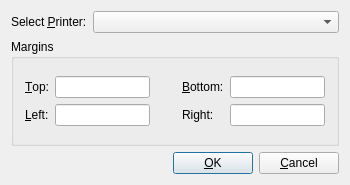
Old version of the form scribus/ui/useprintermarginsdialog.ui in the repository scribusproject/scribus.
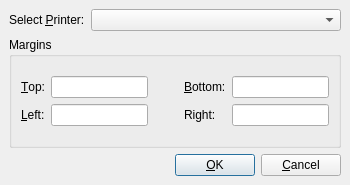
New version of the form.

Commit message: #16465: Unify margins and spacing for dialogs, set 5 <bubu>

```diff
--- a/scribus/ui/useprintermarginsdialog.ui
+++ b/scribus/ui/useprintermarginsdialog.ui
@@ -12,7 +12,19 @@
   <property name="windowTitle" >
    <string>Use Printer Margins</string>
   </property>
-  <layout class="QVBoxLayout" >
+  <layout class="QVBoxLayout">
+   <property name="leftMargin">
+    <number>9</number>
+   </property>
+   <property name="topMargin">
+    <number>9</number>
+   </property>
+   <property name="rightMargin">
+    <number>9</number>
+   </property>
+   <property name="bottomMargin">
+    <number>9</number>
+   </property>
    <item>
     <layout class="QHBoxLayout" >
      <item>
@@ -207,7 +219,6 @@
    </item>
   </layout>
  </widget>
- <layoutdefault spacing="6" margin="11" />
  <resources/>
  <connections/>
 </ui>
```
Left out of the diff: 133 changed lines with no effect on the pictures. The commit also changes 7 other files.
